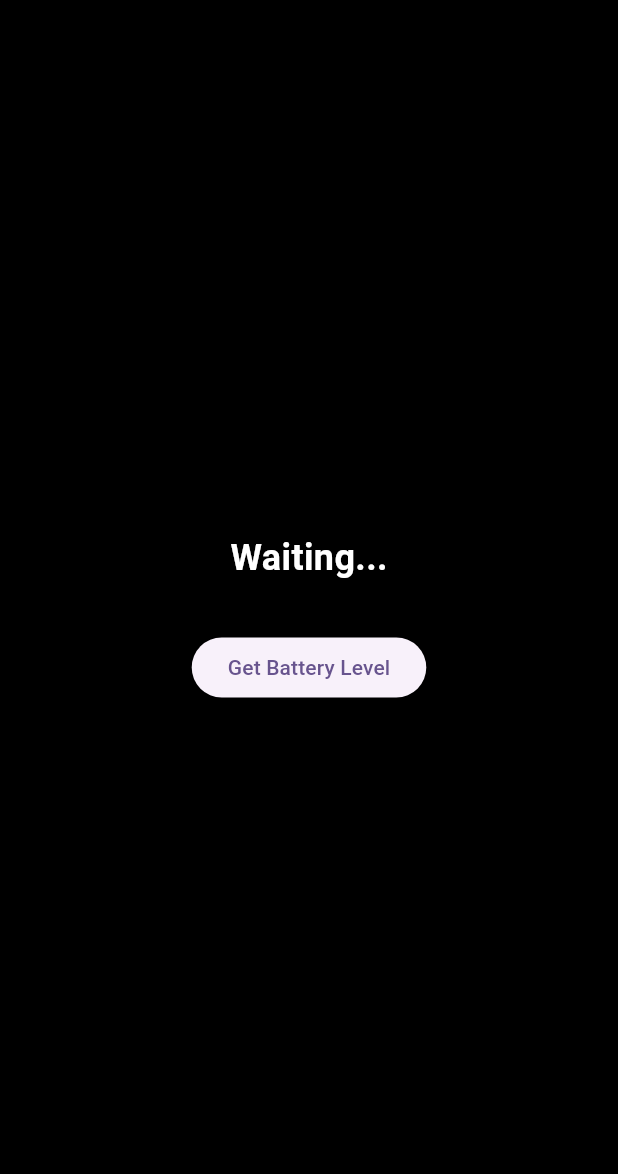
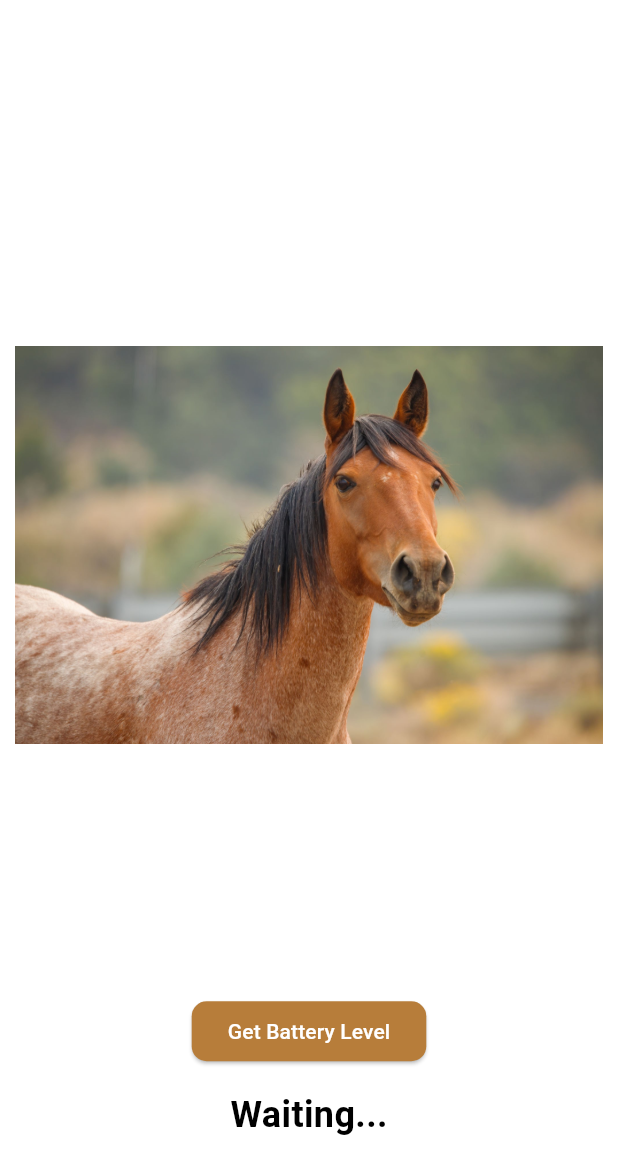
Before and after one commit to flaminshinjan/farmako_t, a Flutter app: the screen it shows after launch, on a phone screen of 412 x 824 dp. Shown: the top 1174 px of the screen. Run offline on Flutter 3.47's test engine with Material 2 defaults, Android fonts, the phone set to English and light mode, and no system bars; statements that could not run were skipped.

Commit message:
Changed a lot in the ui and bugs removed

```diff
--- a/lib/batterydisplay.dart
+++ b/lib/batterydisplay.dart
@@ -14,24 +14,35 @@ class _BatteryDisplayState extends State<BatteryDisplay> {
   @override
   Widget build(BuildContext context) {
     return Scaffold(
-      backgroundColor: Colors.black,
+      backgroundColor: Colors.white,
       body: Container(
           alignment: Alignment.center,
-          padding: const EdgeInsets.all(32.0),
+          padding: const EdgeInsets.all(10.0),
           child: Column(
             mainAxisAlignment: MainAxisAlignment.center,
             children: [
+              Image(
+                image: AssetImage('assets/horse.jpg'),
+                height: 600,
+              ),
+              ElevatedButton(
+                style: ElevatedButton.styleFrom(
+                  primary: const Color.fromARGB(255, 183, 125, 58),
+                  onPrimary: Colors.white,
+                  shape: const RoundedRectangleBorder(
+                    borderRadius: BorderRadius.all(Radius.circular(10)),
+                  ),
+                ),
+                onPressed: getBatteryLevel,
+                child: const Text('Get Battery Level', style: ,),
+              ),
+              const SizedBox(height: 15.0),
               Text(
                 batteryLevel,
                 style: const TextStyle(
-                    color: Colors.white,
+                    color: Colors.black,
                     fontSize: 24.0,
                     fontWeight: FontWeight.bold),
-              ),
-              const SizedBox(height: 32.0),
-              ElevatedButton(
-                onPressed: getBatteryLevel,
-                child: const Text('Get Battery Level'),
               ),
             ],
           )),
--- a/lib/main.dart
+++ b/lib/main.dart
@@ -7,12 +7,10 @@ void main() {
 
 class MyApp extends StatelessWidget {
   const MyApp({super.key});
-
-  // This widget is the root of your application.
   @override
   Widget build(BuildContext context) {
     return MaterialApp(
-      title: 'Flutter Demo',
+      title: 'Battery Display',
       theme: ThemeData(
         colorScheme: ColorScheme.fromSeed(seedColor: Colors.deepPurple),
         useMaterial3: true,
--- a/pubspec.yaml
+++ b/pubspec.yaml
@@ -59,9 +59,8 @@ flutter:
   uses-material-design: true
 
   # To add assets to your application, add an assets section, like this:
-  # assets:
-  #   - images/a_dot_burr.jpeg
-  #   - images/a_dot_ham.jpeg
+  assets:
+    - assets/
 
   # An image asset can refer to one or more resolution-specific "variants", see
   # https://flutter.dev/assets-and-images/#resolution-aware
```
Also changed, not shown: assets/horse.jpg (added), assets/horse.png (added), 1 other file.
